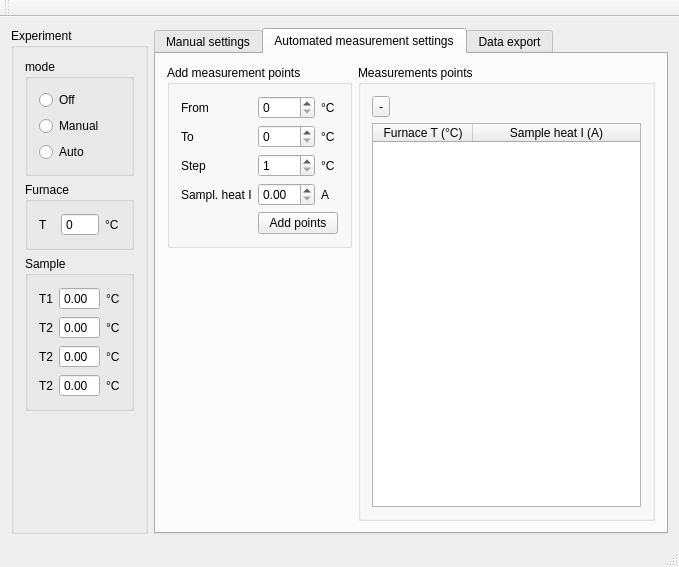
First picture: the form in Seebeck/mainwindow.ui, repository mBr001/seebeck, before the edit.
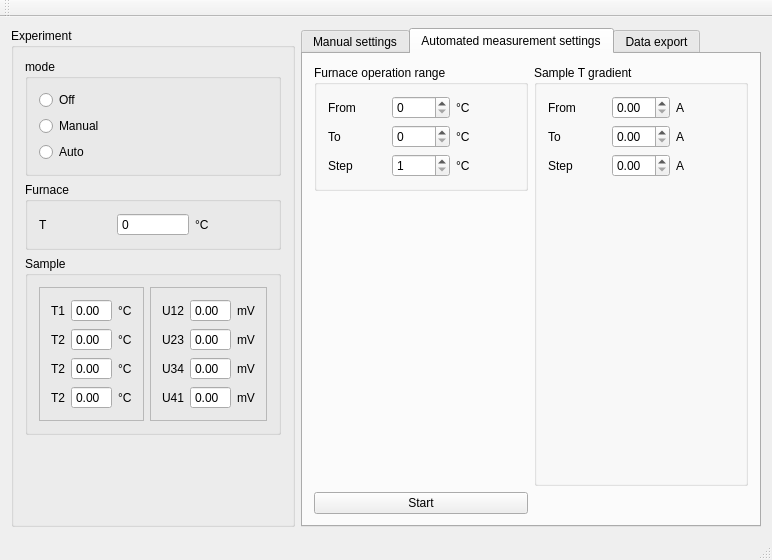
Second picture: the form after the edit. The open tabs and pages were chosen to show the change.

```diff
--- a/Seebeck/mainwindow.ui
+++ b/Seebeck/mainwindow.ui
@@ -6,8 +6,8 @@
    <rect>
     <x>0</x>
     <y>0</y>
-    <width>679</width>
-    <height>567</height>
+    <width>772</width>
+    <height>560</height>
    </rect>
   </property>
   <property name="windowTitle">
@@ -66,6 +66,123 @@
           <string>Sample</string>
          </property>
          <layout class="QGridLayout" name="gridLayout_4">
+          <item row="0" column="4" rowspan="4">
+           <widget class="QFrame" name="frame">
+            <property name="frameShape">
+             <enum>QFrame::StyledPanel</enum>
+            </property>
+            <property name="frameShadow">
+             <enum>QFrame::Raised</enum>
+            </property>
+            <layout class="QGridLayout" name="gridLayout_12">
+             <item row="0" column="0">
+              <widget class="QLabel" name="label_40">
+               <property name="text">
+                <string>U12</string>
+               </property>
+              </widget>
+             </item>
+             <item row="1" column="0">
+              <widget class="QLabel" name="label_41">
+               <property name="text">
+                <string>U23</string>
+               </property>
+              </widget>
+             </item>
+             <item row="2" column="0">
+              <widget class="QLabel" name="label_42">
+               <property name="text">
+                <string>U34</string>
+               </property>
+              </widget>
+             </item>
+             <item row="3" column="0">
+              <widget class="QLabel" name="label_43">
+               <property name="text">
+                <string>U41</string>
+               </property>
+              </widget>
+             </item>
+             <item row="0" column="1">
+              <widget class="QDoubleSpinBox" name="doubleSpinBox_6">
+               <property name="readOnly">
+                <bool>true</bool>
+               </property>
+               <property name="buttonSymbols">
+                <enum>QAbstractSpinBox::NoButtons</enum>
+               </property>
+              </widget>
+             </item>
+             <item row="1" column="1">
+              <widget class="QDoubleSpinBox" name="doubleSpinBox_7">
+               <property name="readOnly">
+                <bool>true</bool>
+               </property>
+               <property name="buttonSymbols">
+                <enum>QAbstractSpinBox::NoButtons</enum>
+               </property>
+              </widget>
+             </item>
+             <item row="2" column="1">
+              <widget class="QDoubleSpinBox" name="doubleSpinBox_8">
+               <property name="readOnly">
+                <bool>true</bool>
+               </property>
+               <property name="buttonSymbols">
+                <enum>QAbstractSpinBox::NoButtons</enum>
+               </property>
+              </widget>
+             </item>
+             <item row="3" column="1">
+              <widget class="QDoubleSpinBox" name="doubleSpinBox_9">
+               <property name="readOnly">
+                <bool>true</bool>
+               </property>
+               <property name="buttonSymbols">
+                <enum>QAbstractSpinBox::NoButtons</enum>
+               </property>
+              </widget>
+             </item>
+             <item row="0" column="2">
+              <widget class="QLabel" name="label_44">
+               <property name="text">
+                <string>mV</string>
+               </property>
+              </widget>
+             </item>
+             <item row="1" column="2">
+              <widget class="QLabel" name="label_45">
+               <property name="text">
+                <string>mV</string>
+               </property>
+              </widget>
+             </item>
+             <item row="2" column="2">
+              <widget class="QLabel" name="label_46">
+               <property name="text">
+                <string>mV</string>
+               </property>
+              </widget>
+             </item>
+             <item row="3" column="2">
+              <widget class="QLabel" name="label_47">
+               <property name="text">
+                <string>mV</string>
+               </property>
+              </widget>
+             </item>
+            </layout>
+           </widget>
+          </item>
+          <item row="0" column="0" rowspan="4">
+           <widget class="QFrame" name="frame_2">
+            <property name="frameShape">
+             <enum>QFrame::StyledPanel</enum>
+            </property>
+            <property name="frameShadow">
+             <enum>QFrame::Raised</enum>
+            </property>
+            <layout class="QGridLayout" name="gridLayout_13">
           <item row="0" column="0">
            <widget class="QLabel" name="label_7">
             <property name="text">
@@ -165,6 +282,9 @@
          </layout>
         </widget>
        </item>
+         </layout>
+        </widget>
+       </item>
        <item row="4" column="0">
         <spacer name="verticalSpacer_3">
          <property name="orientation">
@@ -226,7 +346,7 @@
     <item row="0" column="1">
      <widget class="QTabWidget" name="tabWidget">
       <property name="currentIndex">
-       <number>0</number>
+       <number>1</number>
       </property>
       <widget class="QWidget" name="tab">
        <attribute name="title">
@@ -254,7 +374,7 @@
             </widget>
            </item>
            <item row="0" column="1">
-            <widget class="QSpinBox" name="furnaceTWantSpinBox">
+            <widget class="QSpinBox" name="manualFurnaceTSpinBox">
              <property name="toolTip">
               <string>Furnace target temperature</string>
              </property>
@@ -264,7 +384,7 @@
             </widget>
            </item>
            <item row="1" column="1">
-            <widget class="QSpinBox" name="furnaceSettleTimeSpinBox">
+            <widget class="QSpinBox" name="manualSettleTimeSpinBox">
              <property name="maximum">
               <number>9999</number>
              </property>
@@ -292,7 +412,7 @@
             </widget>
            </item>
            <item row="2" column="1">
-            <widget class="QSpinBox" name="furnaceSeetleTStragglingSpinBox">
+            <widget class="QSpinBox" name="manualSeetleTStragglingSpinBox">
              <property name="maximum">
               <number>9999</number>
              </property>
@@ -322,7 +442,7 @@
             </widget>
            </item>
            <item row="0" column="1">
-            <widget class="QDoubleSpinBox" name="sampleIWantDoubleSpinBox">
+            <widget class="QDoubleSpinBox" name="manualSampleIDoubleSpinBox">
              <property name="singleStep">
               <double>0.010000000000000</double>
              </property>
@@ -371,51 +491,6 @@
         <string>Automated measurement settings</string>
        </attribute>
        <layout class="QGridLayout" name="gridLayout_10">
-        <item row="0" column="1" rowspan="2">
-         <widget class="QGroupBox" name="groupBox_5">
-          <property name="title">
-           <string>Measurements points</string>
-          </property>
-          <layout class="QGridLayout" name="gridLayout_5">
-           <item row="1" column="0">
-            <widget class="QTableWidget" name="autoMeasPointsTableWidget">
-             <property name="editTriggers">
-              <set>QAbstractItemView::NoEditTriggers</set>
-             </property>
-             <property name="selectionMode">
-              <enum>QAbstractItemView::MultiSelection</enum>
-             </property>
-             <property name="selectionBehavior">
-              <enum>QAbstractItemView::SelectRows</enum>
-             </property>
-             <attribute name="horizontalHeaderStretchLastSection">
-              <bool>true</bool>
-             </attribute>
-             <column>
-              <property name="text">
-               <string>Furnace T (°C)</string>
-              </property>
-             </column>
-             <column>
-              <property name="text">
-               <string>Sample heat I (A)</string>
-              </property>
-             </column>
-            </widget>
-           </item>
-           <item row="0" column="0">
-            <widget class="QToolButton" name="autoMeasErasePointsToolButton">
-             <property name="toolTip">
-              <string>Remove selected measurement point(s)</string>
-             </property>
-             <property name="text">
-              <string>-</string>
-             </property>
-            </widget>
-           </item>
-          </layout>
-         </widget>
-        </item>
         <item row="1" column="0">
          <spacer name="verticalSpacer_2">
           <property name="orientation">
@@ -432,7 +507,7 @@
         <item row="0" column="0">
          <widget class="QGroupBox" name="groupBox_7">
           <property name="title">
-           <string>Add measurement points</string>
+           <string>Furnace operation range</string>
           </property>
           <layout class="QGridLayout" name="gridLayout_9">
            <item row="0" column="0">
@@ -510,14 +585,23 @@
              </property>
             </widget>
            </item>
-           <item row="3" column="0">
+          </layout>
+         </widget>
+        </item>
+        <item row="0" column="1" rowspan="2">
+         <widget class="QGroupBox" name="groupBox_5">
+          <property name="title">
+           <string>Sample T gradient</string>
+          </property>
+          <layout class="QGridLayout" name="gridLayout_5">
+           <item row="2" column="0">
             <widget class="QLabel" name="label_14">
              <property name="text">
-              <string>Sampl. heat I</string>
+              <string>Step</string>
              </property>
             </widget>
            </item>
-           <item row="3" column="1">
+           <item row="2" column="1">
             <widget class="QDoubleSpinBox" name="autoMeasSampleIDoubleSpinBox">
              <property name="toolTip">
               <string>Sample current generating temperature gradient.</string>
@@ -527,26 +611,70 @@
              </property>
             </widget>
            </item>
-           <item row="3" column="2">
+           <item row="2" column="2">
             <widget class="QLabel" name="label_18">
              <property name="text">
               <string>A</string>
              </property>
             </widget>
            </item>
-           <item row="4" column="1" colspan="2">
-            <widget class="QPushButton" name="autoMeasAddPointsPushButton">
-             <property name="toolTip">
-              <string>Add nw point or point range.</string>
+           <item row="3" column="1">
+            <spacer name="verticalSpacer_4">
+             <property name="orientation">
+              <enum>Qt::Vertical</enum>
              </property>
+             <property name="sizeHint" stdset="0">
+              <size>
+               <width>20</width>
+               <height>40</height>
+              </size>
+             </property>
+            </spacer>
+           </item>
+           <item row="0" column="0">
+            <widget class="QLabel" name="label_36">
              <property name="text">
-              <string>Add points</string>
+              <string>From</string>
+             </property>
+            </widget>
+           </item>
+           <item row="1" column="0">
+            <widget class="QLabel" name="label_37">
+             <property name="text">
+              <string>To</string>
+             </property>
+            </widget>
+           </item>
+           <item row="1" column="1">
+            <widget class="QDoubleSpinBox" name="doubleSpinBox_4"/>
+           </item>
+           <item row="0" column="1">
+            <widget class="QDoubleSpinBox" name="doubleSpinBox_5"/>
+           </item>
+           <item row="1" column="2">
+            <widget class="QLabel" name="label_38">
+             <property name="text">
+              <string>A</string>
+             </property>
+            </widget>
+           </item>
+           <item row="0" column="2">
+            <widget class="QLabel" name="label_39">
+             <property name="text">
+              <string>A</string>
              </property>
             </widget>
            </item>
           </layout>
          </widget>
         </item>
+        <item row="2" column="0">
+         <widget class="QPushButton" name="pushButton">
+          <property name="text">
+           <string>Start</string>
+          </property>
+         </widget>
+        </item>
        </layout>
       </widget>
       <widget class="QWidget" name="tab_3">
```
Lines whose indentation alone changed are shown as unchanged.
